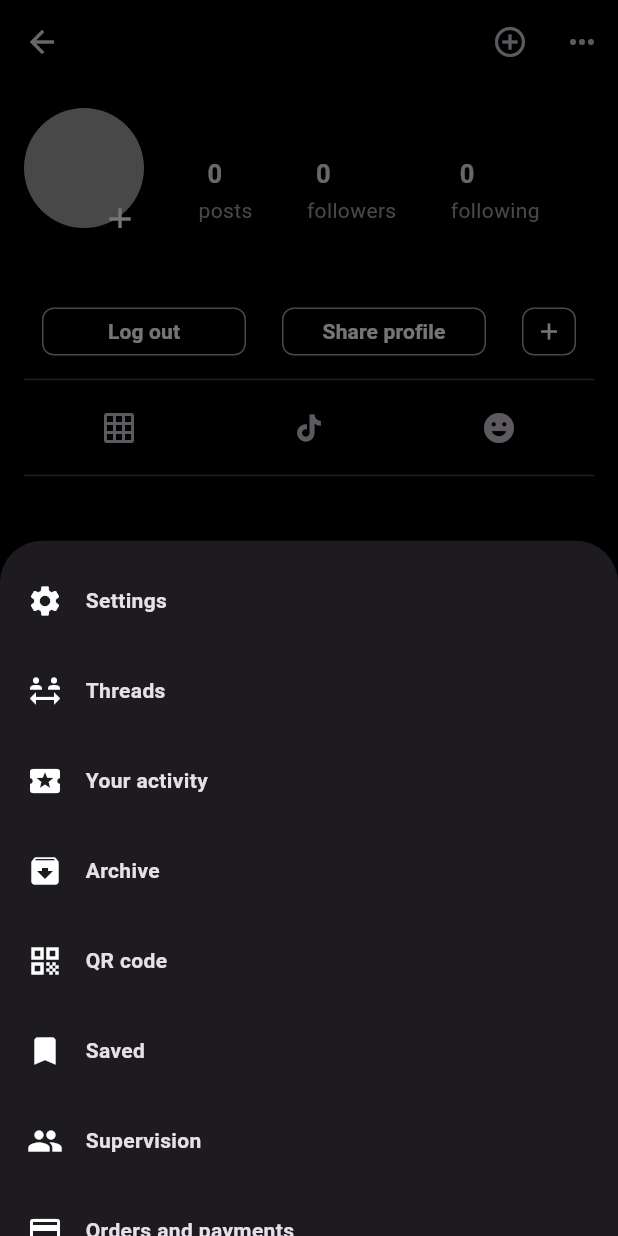
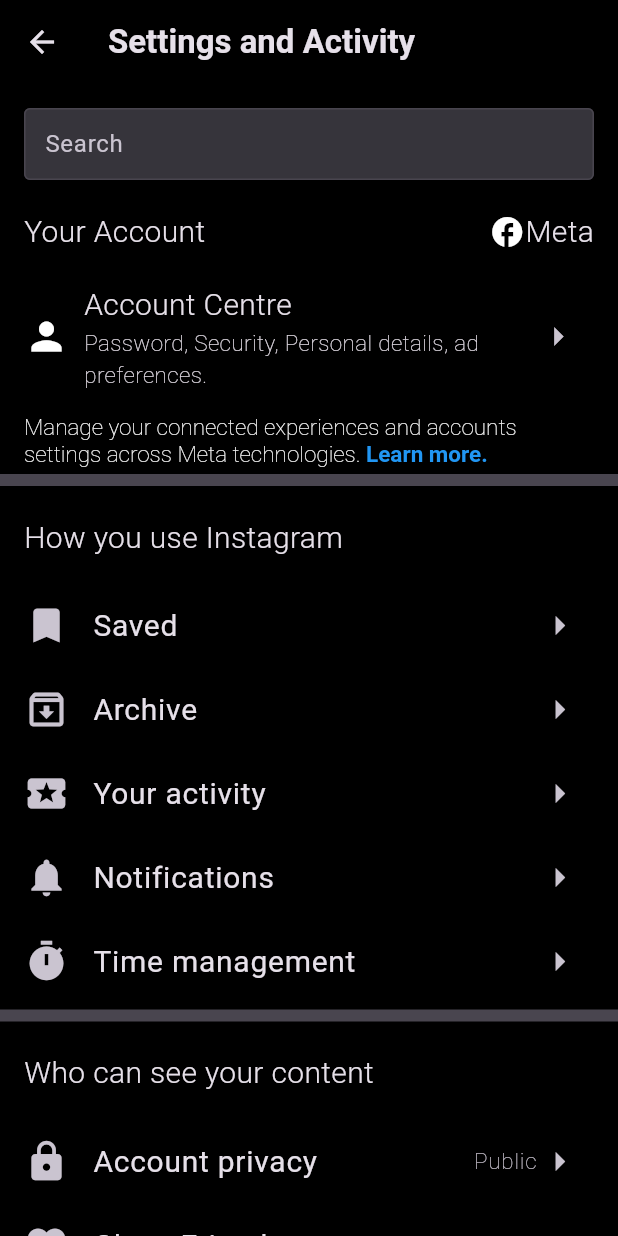
Before and after one commit to jinheng0301/IG-clone, a Flutter app: the ProfileScreen screen opened directly with empty values, after a tap on the "keyboard control" icon, on a phone screen of 412 x 824 dp. Run offline on Flutter 3.47's test engine with Material 3 defaults, Android fonts, the phone set to English and light mode, and no system bars; our stand-ins replace cached_network_image, cloud_firestore, firebase_auth, firebase_core, firebase_storage, flutter_svg and 4 more; missing offline and left inert: panara_dialogs; accounts and stored records are empty; network calls fail.

Commit message:
do the new setting and activity page.

```diff
--- a/instagramzzz/lib/responsive/mobile_screen_layout.dart
+++ b/instagramzzz/lib/responsive/mobile_screen_layout.dart
@@ -61,7 +61,18 @@ class _MobileScreenLayoutState extends State<MobileScreenLayout> {
 
       setState(() {});
     } catch (e) {
-      showSnackBar(e.toString(), context);
+      try {
+  if (mounted) {
+    setState(() {
+      // Update your state here
+    });
+  }
+} catch (e) {
+  if (mounted) {
+    showSnackBar(e.toString(), context);
+  }
+}
+
     }
 
     setState(() {
--- /dev/null
+++ b/instagramzzz/lib/screens/extend_screens/settings_and_activity.dart
@@ -0,0 +1,469 @@
+import 'package:flutter/material.dart';
+import 'package:instagramzzz/utils/colors.dart';
+import 'package:instagramzzz/widgets/listtile_in_setting.dart';
+import 'package:instagramzzz/widgets/search_barr.dart';
+
+class settingAndActivity extends StatefulWidget {
+  const settingAndActivity({super.key});
+
+  @override
+  State<settingAndActivity> createState() => _settingAndActivityState();
+}
+
+class _settingAndActivityState extends State<settingAndActivity> {
+  // These variables should be dynamically managed (example values here)
+  late String accountPrivacy = 'Public'; // public or private
+  late int closeFriend = 5;
+  late int blockedAccount = 7;
+  late int favourites = 4;
+  late int muteAccount = 9;
+  late String verified = 'Subscribed'; // Subsribed or Unsubscribed
+
+  @override
+  Widget build(BuildContext context) {
+    return Scaffold(
+      appBar: AppBar(
+        backgroundColor: mobileBackgroundColor,
+        title: const Text(
+          'Settings and Activity',
+          style: TextStyle(
+            fontWeight: FontWeight.bold,
+          ),
+        ),
+      ),
+      body: ListView(
+        children: [
+          Padding(
+            padding: const EdgeInsets.all(16),
+            child: Column(
+              children: [
+                SearchBarr(
+                  hintText: 'Search',
+                  textInputType: TextInputType.text,
+                  textEditingController: TextEditingController(),
+                ),
+                const SizedBox(height: 20),
+                Row(
+                  mainAxisAlignment: MainAxisAlignment.spaceBetween,
+                  children: [
+                    const Text(
+                      'Your Account',
+                      style: TextStyle(
+                        fontSize: 20,
+                        fontWeight: FontWeight.w300,
+                      ),
+                    ),
+                    Row(
+                      children: const [
+                        Icon(Icons.facebook),
+                        Text(
+                          'Meta',
+                          style: TextStyle(
+                            fontSize: 20,
+                            fontWeight: FontWeight.w300,
+                          ),
+                        ),
+                      ],
+                    ),
+                  ],
+                ),
+                const SizedBox(height: 20),
+                Container(
+                  color: Colors.transparent,
+                  child: InkWell(
+                    child: Row(
+                      mainAxisAlignment: MainAxisAlignment.spaceBetween,
+                      children: [
+                        const Icon(
+                          Icons.person_sharp,
+                          size: 30,
+                        ),
+                        const SizedBox(width: 10),
+                        Expanded(
+                          child: Column(
+                            crossAxisAlignment: CrossAxisAlignment.start,
+                            children: const [
+                              Text(
+                                'Account Centre',
+                                style: TextStyle(
+                                  fontSize: 20,
+                                  fontWeight: FontWeight.w300,
+                                ),
+                              ),
+                              Text(
+                                'Password, Security, Personal details, ad preferences. ',
+                                style: TextStyle(
+                                  fontSize: 15,
+                                  fontWeight: FontWeight.w100,
+                                ),
+                              )
+                            ],
+                          ),
+                        ),
+                        IconButton(
+                          iconSize: 30,
+                          onPressed: () {},
+                          icon: const Icon(Icons.arrow_right),
+                        )
+                      ],
+                    ),
+                  ),
+                ),
+              ],
+            ),
+          ),
+
+          // First Section: Your Account
+          Padding(
+            padding: const EdgeInsets.symmetric(horizontal: 16),
+            child: RichText(
+              text: TextSpan(
+                children: [
+                  const TextSpan(
+                    text:
+                        'Manage your connected experiences and accounts settings across Meta technologies. ',
+                    style: TextStyle(
+                      fontSize: 15,
+                      fontWeight: FontWeight.w100,
+                    ),
+                  ),
+                  TextSpan(
+                    text: 'Learn more.',
+                    style: TextStyle(
+                      color: Colors.blue,
+                      fontSize: 15,
+                      fontWeight: FontWeight.bold,
+                    ),
+                  ),
+                ],
+              ),
+            ),
+          ),
+
+          const Divider(thickness: 8),
+
+          // Second Section: How you use Instagram
+          _buildSectionHeader('How you use Instagram'),
+          _buildListTiles([
+            {
+              'icon': Icons.bookmark,
+              'title': 'Saved',
+            },
+            {
+              'icon': Icons.archive_outlined,
+              'title': 'Archive',
+            },
+            {
+              'icon': Icons.local_activity,
+              'title': 'Your activity',
+            },
+            {
+              'icon': Icons.notifications,
+              'title': 'Notifications',
+            },
+            {
+              'icon': Icons.timer,
+              'title': 'Time management',
+            },
+          ]),
+
+          const Divider(thickness: 8),
+
+          // Third Section: Who can see your content
+          _buildSectionHeader('Who can see your content'),
+          _buildListTiles([
+            {
+              'icon': Icons.lock,
+              'title': 'Account privacy',
+              'trailingText': accountPrivacy
+            },
+            {
+              'icon': Icons.favorite,
+              'title': 'Close Friend',
+              'trailingText': closeFriend.toString()
+            },
+            {
+              'icon': Icons.post_add,
+              'title': 'Crossposting',
+            },
+            {
+              'icon': Icons.block,
+              'title': 'Blocked',
+              'trailingText': blockedAccount.toString()
+            },
+            {
+              'icon': Icons.hide_source,
+              'title': 'Hide story and live',
+            },
+          ]),
+
+          const Divider(thickness: 8),
+
+          // Fourth Section: How others can interact with you
+          _buildSectionHeader('How others can interact with you'),
+          _buildListTiles([
+            {
+              'icon': Icons.messenger_outline_rounded,
+              'title': 'Message and story replies'
+            },
+            {
+              'icon': Icons.tag_faces_sharp,
+              'title': 'Tags and mentions',
+            },
+            {
+              'icon': Icons.comment_rounded,
+              'title': 'Comments',
+            },
+            {
+              'icon': Icons.share,
+              'title': 'Sharing and reuse',
+            },
+            {
+              'icon': Icons.person_3,
+              'title': 'Avatar interaction',
+            },
+            {
+              'icon': Icons.block_flipped,
+              'title': 'Restricted',
+            },
+            {
+              'icon': Icons.sort_by_alpha,
+              'title': 'Hidden words',
+            },
+            {
+              'icon': Icons.add,
+              'title': 'Follow and invite friends',
+            },
+          ]),
+
+          const Divider(thickness: 8),
+
+          // Fifth section
+          _buildSectionHeader('What you can see'),
+          _buildListTiles([
+            {
+              'icon': Icons.star,
+              'title': 'Favourites',
+              'trailingText': favourites.toString(),
+            },
+            {
+              'icon': Icons.do_not_disturb_alt_outlined,
+              'title': 'Muted Accounts',
+              'trailingText': muteAccount.toString(),
+            },
+            {
+              'icon': Icons.content_paste,
+              'title': 'Suggested content',
+            },
+            {
+              'icon': Icons.favorite_border_outlined,
+              'title': 'Like and share counts',
+            },
+          ]),
+
+          const Divider(thickness: 8),
+
+          // Sixth section
+          _buildSectionHeader('Your app and media'),
+          _buildListTiles([
+            {
+              'icon': Icons.device_hub,
+              'title': 'Device permissions',
+            },
+            {
+              'icon': Icons.download,
+              'title': 'Archiving and downloading',
+            },
+            {
+              'icon': Icons.language,
+              'title': 'Language',
+            },
+            {
+              'icon': Icons.data_usage,
+              'title': 'Data usage and media quality',
+            },
+            {
+              'icon': Icons.web,
+              'title': 'App website permissions',
+            },
+            {
+              'icon': Icons.featured_play_list,
+              'title': 'Early access to features',
+            },
+          ]),
+
+          const Divider(thickness: 8),
+
+          // Seventh section
+          _buildSectionHeader('For families'),
+          _buildListTiles([
+            {
+              'icon': Icons.family_restroom,
+              'title': 'Family centre',
+            }
+          ]),
+
+          const Divider(thickness: 8),
+
+          // Eighth section
+          _buildSectionHeader('For professionals'),
+          _buildListTiles([
+            {
+              'icon': Icons.table_chart,
+              'title': 'Account types and tools',
+            },
+            {
+              'icon': Icons.verified,
+              'title': 'Meta Verified',
+              'trailingText': verified,
+            },
+          ]),
+
+          const Divider(thickness: 8),
+
+          // Ninth section
+          _buildSectionHeader('Your order and fundraisers'),
+          _buildListTiles([
+            {
+              'icon': Icons.payment,
+              'title': 'Orders and payment',
+            }
+          ]),
+
+          const Divider(thickness: 8),
+
+          // Tenth section
+          _buildSectionHeader('More info and support'),
+          _buildListTiles([
+            {
+              'icon': Icons.help,
+              'title': 'Help',
+            },
+            {
+              'icon': Icons.privacy_tip,
+              'title': 'Privacy centre',
+            },
+            {
+              'icon': Icons.person_2_outlined,
+              'title': 'Account status',
+            },
+            {
+              'icon': Icons.facebook,
+              'title': 'About',
+            },
+          ]),
+
+          const Divider(thickness: 8),
+
+          // Eleventh section
+          ListTile(
+            title: Text(
+              'Add account',
+              style: TextStyle(
+                color: Colors.blue,
+                fontSize: 20,
+              ),
+            ),
+          ),
+          ListTile(
+            title: Text(
+              'Log out',
+              style: TextStyle(
+                color: Colors.red,
+                fontSize: 20,
+              ),
+            ),
+          ),
+          ListTile(
+            title: Text(
+              'Log out of all accounts',
+              style: TextStyle(
+                color: Colors.red,
+                fontSize: 20,
+              ),
+            ),
+          ),
+        ],
+      ),
+    );
+  }
+
+  // Reusable Widget for Section Header
+  Widget _buildSectionHeader(String title, {bool hasMeta = false}) {
+    return Padding(
+      padding: const EdgeInsets.all(16),
+      child: Row(
+        mainAxisAlignment: MainAxisAlignment.spaceBetween,
+        children: [
+          Text(
+            title,
+            style: const TextStyle(
+              fontSize: 20,
+              fontWeight: FontWeight.w300,
+            ),
+          ),
+          if (hasMeta)
+            Row(
+              children: const [
+                Icon(Icons.facebook),
+                Text(
+                  'Meta',
+                  style: TextStyle(
+                    fontSize: 20,
+                    fontWeight: FontWeight.w300,
+                  ),
+                ),
+              ],
+            ),
+        ],
+      ),
+    );
+  }
+
+  // Reusable Widget for Multiple List Tiles
+  Widget _buildListTiles(List<Map<String, dynamic>> tilesData) {
+    return Column(
+      children: tilesData.map((data) {
+        return _buildListTile(
+          icon: data['icon'],
+          title: data['title'],
+          subtitle: data['subtitle'],
+          trailingText: data['trailingText'],
+          onTap: () => print('${data['title']} tapped'),
+        );
+      }).toList(),
+    );
+  }
+
+  // Reusable Widget for a Single List Tile
+  Widget _buildListTile({
+    required IconData icon,
+    required String title,
+    String? subtitle,
+    String? trailingText,
+    VoidCallback? onTap,
+  }) {
+    return ListtileInSetting(
+      icons: Icon(
+        icon,
+        size: 30,
+      ),
+      title: Text(
+        title,
+        style: const TextStyle(
+          fontSize: 20,
+          fontWeight: FontWeight.normal,
+        ),
+      ),
+      text: trailingText != null
+          ? Text(
+              trailingText,
+              style: const TextStyle(
+                fontSize: 16,
+                fontWeight: FontWeight.w300,
+              ),
+            )
+          : null,
+    );
+  }
+}
--- a/instagramzzz/lib/screens/navigator bar main screens/profile_screen.dart
+++ b/instagramzzz/lib/screens/navigator bar main screens/profile_screen.dart
@@ -9,13 +9,13 @@ import 'package:instagramzzz/screens/extend_screens/follower_screen.dart';
 import 'package:instagramzzz/screens/extend_screens/following_screen.dart';
 import 'package:instagramzzz/screens/extend_screens/message_screen.dart';
 import 'package:instagramzzz/screens/extend_screens/profile_post_screen.dart';
+import 'package:instagramzzz/screens/extend_screens/settings_and_activity.dart';
 import 'package:instagramzzz/screens/navigator%20bar%20main%20screens/add_post_screen.dart';
 import 'package:instagramzzz/utils/colors.dart';
 import 'package:instagramzzz/utils/utils.dart';
 import 'package:instagramzzz/widgets/add_people_button.dart';
 import 'package:instagramzzz/widgets/follow_button.dart';
 import 'package:instagramzzz/widgets/message_or_share_profile_button.dart';
-import 'package:instagramzzz/widgets/modal%20bottom%20sheet/modal_bottom_sheet1.dart';
 import 'package:instagramzzz/widgets/modal%20bottom%20sheet/modal_bottom_sheet2.dart';
 import 'package:loading_animation_widget/loading_animation_widget.dart';
 import 'package:panara_dialogs/panara_dialogs.dart';
@@ -58,23 +58,23 @@ class _ProfileScreenState extends State<ProfileScreen> {
   // since we have three column widgets in the profile screen
   Column buildStatColumn(String userName, int num, String label) {
     return Column(
-      crossAxisAlignment: CrossAxisAlignment.start,
+      crossAxisAlignment: CrossAxisAlignment.center,
       mainAxisSize: MainAxisSize.min,
       children: [
         Text(
           userName,
           style: const TextStyle(
             fontWeight: FontWeight.w600,
-            fontSize: 17,
+            fontSize: 0,
           ),
         ),
-        const SizedBox(height: 6),
+        const SizedBox(height: 4),
         Padding(
           padding: const EdgeInsets.only(left: 6),
           child: Text(
             num.toString(),
             style: const TextStyle(
-              fontSize: 17,
+              fontSize: 20,
               fontWeight: FontWeight.bold,
             ),
           ),
@@ -84,7 +84,7 @@ class _ProfileScreenState extends State<ProfileScreen> {
           child: Text(
             label,
             style: const TextStyle(
-              fontSize: 14,
+              fontSize: 16,
               fontWeight: FontWeight.normal,
               color: Colors.grey,
             ),
@@ -371,11 +371,10 @@ class _ProfileScreenState extends State<ProfileScreen> {
                 ),
                 IconButton(
                   onPressed: () {
-                    showModalBottomSheet(
-                      context: context,
-                      builder: (BuildContext context) {
-                        return modalBottomSheet1(uid: widget.uid);
-                      },
+                    Navigator.of(context).push(
+                      MaterialPageRoute(
+                        builder: (context) => settingAndActivity(),
+                      ),
                     );
                   },
                   icon: firebaseAuth == widget.uid
@@ -432,7 +431,8 @@ class _ProfileScreenState extends State<ProfileScreen> {
                                           MainAxisAlignment.spaceEvenly,
                                       children: [
                                         buildStatColumn(
-                                          userData['username'],
+                                          // userData['username'],
+                                          '',
                                           postLength,
                                           'posts',
                                         ),
--- /dev/null
+++ b/instagramzzz/lib/widgets/listtile_in_setting.dart
@@ -0,0 +1,49 @@
+import 'package:flutter/material.dart';
+
+// ignore: must_be_immutable
+class ListtileInSetting extends StatelessWidget {
+  late final Icon icons;
+  late final Text title;
+  final Text? text; // Make text optional
+
+  ListtileInSetting({
+    required this.icons,
+    required this.title,
+    this.text, // Optional parameter
+  });
+
+  @override
+  Widget build(BuildContext context) {
+    return InkWell(
+      onTap: () {
+        print('Listtile pressed.');
+      },
+      child: ListTile(
+        leading: icons,
+        title: title,
+        tileColor: Colors.transparent,
+        trailing: Row(
+          mainAxisSize:
+              MainAxisSize.min, // Prevents Row from taking up too much space
+          children: [
+            // Conditionally display the text only if it's provided
+            if (text != null) ...[
+              Text(
+                // Access the text content from the Text widget
+                text!.data ?? '',
+                style: TextStyle(
+                  fontSize: 15,
+                  fontWeight: FontWeight.w100,
+                ),
+              ),
+            ],
+            Icon(
+              Icons.arrow_right,
+              size: 30,
+            ),
+          ],
+        ),
+      ),
+    );
+  }
+}
--- a/instagramzzz/lib/widgets/post_card.dart
+++ b/instagramzzz/lib/widgets/post_card.dart
@@ -51,7 +51,17 @@ class _PostCardState extends State<PostCard> {
       showSnackBar(e.toString(), context);
     }
 
-    setState(() {});
+    try {
+      if (mounted) {
+        setState(() {
+          // Update your state here
+        });
+      }
+    } catch (e) {
+      if (mounted) {
+        showSnackBar(e.toString(), context);
+      }
+    }
   }
 
   void getMutualFollower() async {
@@ -86,7 +96,17 @@ class _PostCardState extends State<PostCard> {
 
       setState(() {});
     } catch (e) {
-      showSnackBar(e.toString(), context);
+      try {
+        if (mounted) {
+          setState(() {
+            // Update your state here
+          });
+        }
+      } catch (e) {
+        if (mounted) {
+          showSnackBar(e.toString(), context);
+        }
+      }
     }
   }
 
--- /dev/null
+++ b/instagramzzz/lib/widgets/search_barr.dart
@@ -0,0 +1,33 @@
+import 'package:flutter/material.dart';
+
+class SearchBarr extends StatelessWidget {
+  late final String hintText;
+  late final TextInputType textInputType;
+  late final TextEditingController textEditingController;
+
+  SearchBarr({
+    required this.hintText,
+    required this.textInputType,
+    required this.textEditingController,
+  });
+
+  @override
+  Widget build(BuildContext context) {
+    final inputBorder = OutlineInputBorder(
+      borderSide: Divider.createBorderSide(context),
+    );
+
+    return TextField(
+      controller: textEditingController,
+      keyboardType: textInputType,
+      decoration: InputDecoration(
+        hintText: hintText,
+        border: inputBorder,
+        focusedBorder: inputBorder,
+        enabledBorder: inputBorder,
+        filled: true,
+        contentPadding: EdgeInsets.all(10),
+      ),
+    );
+  }
+}
--- a/instagramzzz/pubspec.yaml
+++ b/instagramzzz/pubspec.yaml
@@ -51,6 +51,7 @@ dependencies:
   photo_view: ^0.15.0
   loading_animation_widget: ^1.2.1
   panara_dialogs: ^0.1.4
+  standard_searchbar: ^2.1.1
 
 dev_dependencies:
   flutter_test:
```
Also changed, not shown: instagramzzz/pubspec.lock.
